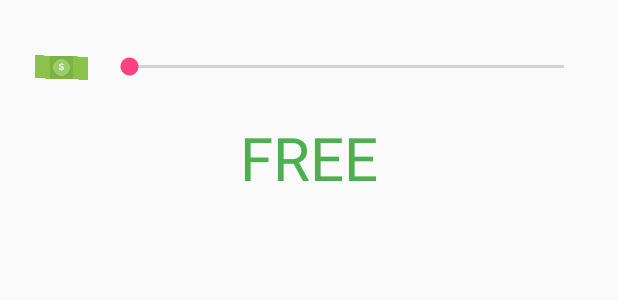
After one commit to uzikid100/Hoster, an Android app: the layout price_and_cap_dlog.xml on its own in the app's theme, with its tools: preview values and no code run, on a phone screen of 412 x 824 dp. The commit adds this screen. Shown: the top 300 px of the screen. Run offline under Robolectric (Android 15) with nearby library versions, the phone set to English and light mode, and no system bars.

Commit message:
most recent

```diff
--- /dev/null
+++ b/app/src/main/res/layout/price_and_cap_dlog.xml
@@ -0,0 +1,42 @@
+<?xml version="1.0" encoding="utf-8"?>
+<RelativeLayout
+        xmlns:android="http://schemas.android.com/apk/res/android"
+        android:id="@+id/relative_seekBar_view"
+        android:layout_width="match_parent"
+        android:layout_height="wrap_content"
+        android:padding="20dp">
+
+        <ImageView
+            android:id="@+id/tv_seekBar_icon"
+            android:layout_width="50dp"
+            android:layout_height="50dp"
+            android:paddingRight="8dp"
+            android:text="0"
+            android:src="@drawable/dollar"
+            android:scaleType="centerCrop"/>
+
+        <SeekBar
+            android:id="@+id/dialog_seekBar"
+            android:visibility="visible"
+            android:layout_width="match_parent"
+            android:layout_height="wrap_content"
+            android:layout_toRightOf="@id/tv_seekBar_icon"
+            android:layout_alignBottom="@id/tv_seekBar_icon"
+            android:saveEnabled="true"
+            android:max="100"
+            android:focusable="true"
+            android:layout_alignParentTop="true"/>
+
+
+        <TextView
+            android:id="@+id/entry_amount"
+            android:layout_width="wrap_content"
+            android:layout_height="wrap_content"
+            android:textSize="40sp"
+            android:textColor="@color/green"
+            android:text="FREE"
+            android:layout_below="@id/dialog_seekBar"
+            android:layout_marginTop="8dp"
+            android:layout_centerHorizontal="true" />
+
+</RelativeLayout>
```
Also changed, not shown: app/src/main/java/com/example/uzezi/activitieswithintents/createEvent.java (+54 -22 lines), app/src/main/res/layout/generic_option_dialog.xml (renamed from app/src/main/res/layout/visibility_dialog.xml, +44 -3 lines), app/src/main/res/drawable/dollardollar.jpg (added).
